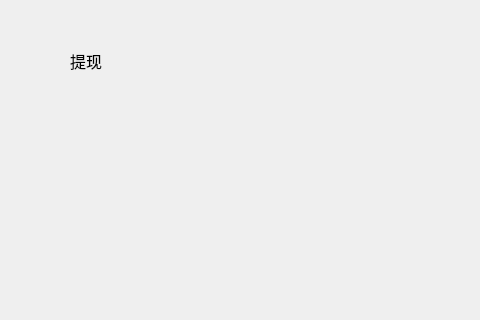
Qt form withdrawpage/WithdrawPage.ui (HcashOrg/hx-indicator) before a commit; both pictures show x 0 to 480 and y 0 to 320 of the 770 by 530 pixel window.
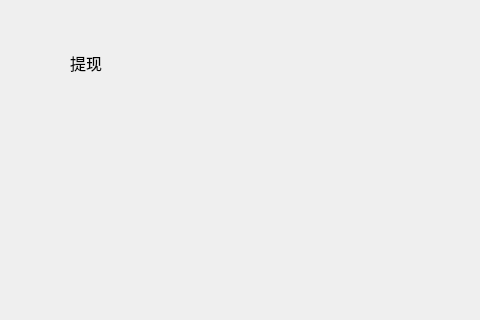
The same form after that commit.

```diff
--- a/withdrawpage/WithdrawPage.ui
+++ b/withdrawpage/WithdrawPage.ui
@@ -18,8 +18,8 @@
     <rect>
      <x>70</x>
      <y>50</y>
-     <width>80</width>
-     <height>22</height>
+     <width>200</width>
+     <height>26</height>
     </rect>
    </property>
    <property name="font">
```
